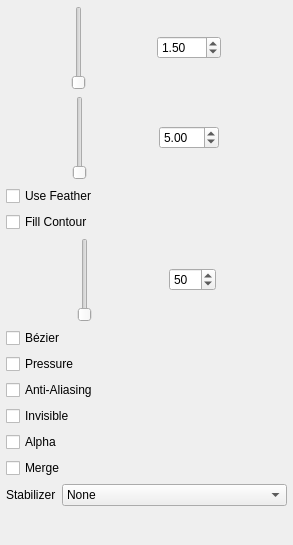
First picture: the form in app/ui/tooloptions.ui, repository pencil2d/pencil, before the edit.
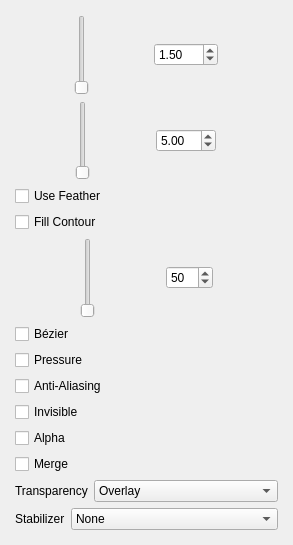
Second picture: the form after the edit. Custom widgets are drawn as their Qt base class.

Commit message: Add fill tool transparency mode switch

What changed in the file:
```diff
--- a/app/ui/tooloptions.ui
+++ b/app/ui/tooloptions.ui
@@ -47,21 +47,6 @@
        </rect>
       </property>
       <layout class="QVBoxLayout" name="verticalLayout">
-       <property name="spacing">
-        <number>6</number>
-       </property>
-       <property name="leftMargin">
-        <number>0</number>
-       </property>
-       <property name="topMargin">
-        <number>0</number>
-       </property>
-       <property name="rightMargin">
-        <number>0</number>
-       </property>
-       <property name="bottomMargin">
-        <number>2</number>
-       </property>
        <item>
         <layout class="QHBoxLayout" name="horizontalLayout_2">
          <item>
@@ -241,6 +226,54 @@
          </property>
         </widget>
        </item>
+       <item>
+        <widget class="QWidget" name="fillModeGroup" native="true">
+         <layout class="QHBoxLayout" name="horizontalLayout_5">
+          <property name="leftMargin">
+           <number>0</number>
+          </property>
+          <property name="topMargin">
+           <number>0</number>
+          </property>
+          <property name="rightMargin">
+           <number>0</number>
+          </property>
+          <property name="bottomMargin">
+           <number>0</number>
+          </property>
+          <item>
+           <widget class="QLabel" name="fillModeLabel">
+            <property name="text">
+             <string>Transparency</string>
+            </property>
+           </widget>
+          </item>
+          <item>
+           <widget class="QComboBox" name="fillMode">
+            <property name="sizePolicy">
+             <sizepolicy hsizetype="Expanding" vsizetype="Fixed">
+              <horstretch>0</horstretch>
+              <verstretch>0</verstretch>
+             </sizepolicy>
+            </property>
+            <property name="toolTip">
+             <string>Defines how the fill will behave when the new color is not opaque</string>
+            </property>
+            <item>
+             <property name="text">
+              <string>Overlay</string>
+             </property>
+            </item>
+            <item>
+             <property name="text">
+              <string>Replace</string>
+             </property>
+            </item>
+           </widget>
+          </item>
+         </layout>
+        </widget>
+       </item>
        <item>
         <layout class="QHBoxLayout" name="horizontalLayout_4" stretch="0,1">
          <item>
```
The commit also changes 11 other files.
